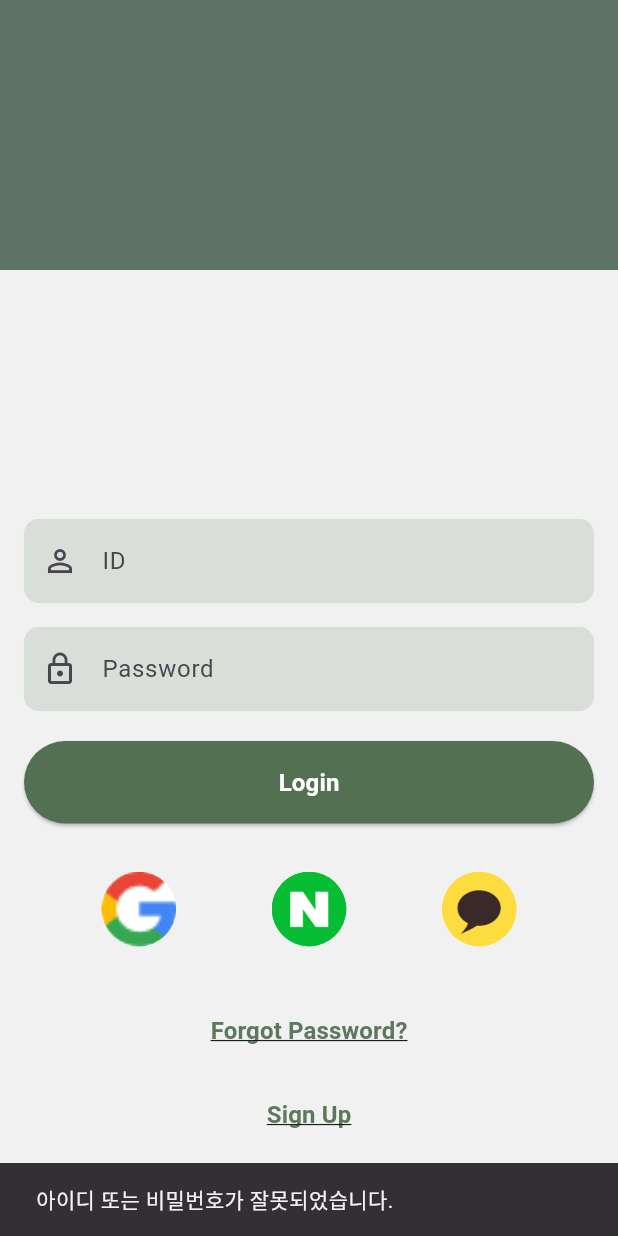
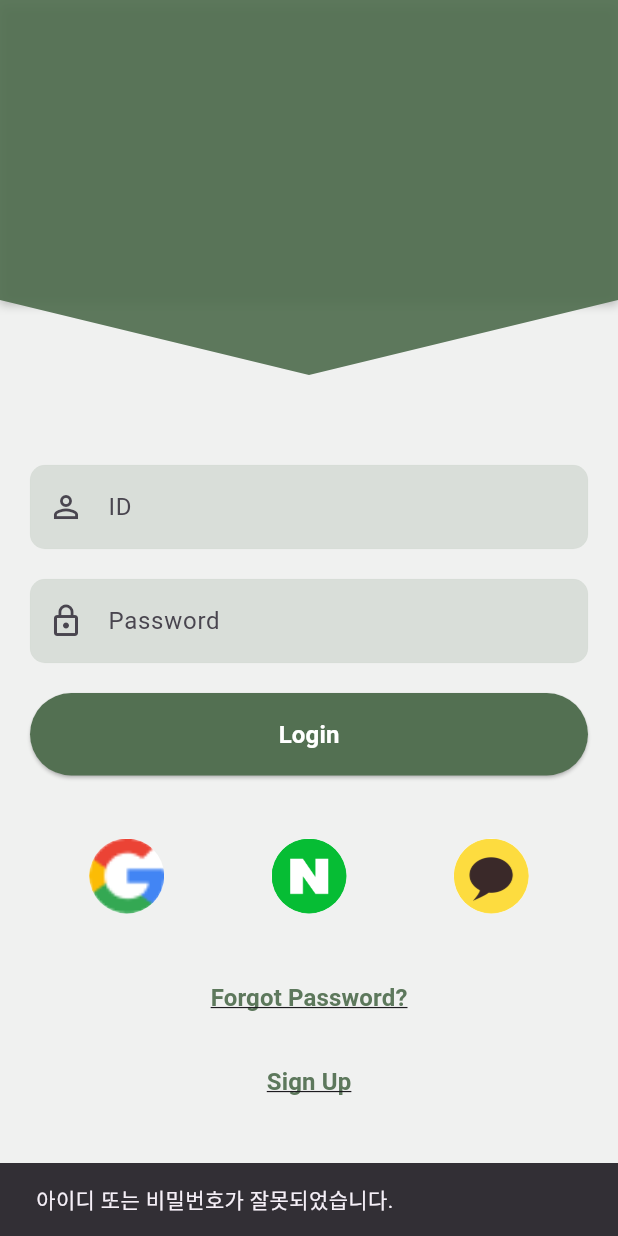
Before and after one commit to teamPKLL/pro_max_ject, a Flutter app: the screen it shows after launch, after a tap on "Login", on a phone screen of 412 x 824 dp. Run offline on Flutter 3.47's test engine with Material 3 defaults, Android fonts, the phone set to English and light mode, and no system bars; our stand-ins replace firebase_auth, firebase_core, firebase_database, flutter_dotenv, geolocator, google_sign_in and 4 more; missing offline and left inert: flutter_naver_login, kakao_flutter_sdk, kakao_map_plugin; accounts and stored records are empty.

Commit message:
log in 화면 수정

```diff
--- a/lib/screen/login_screen.dart
+++ b/lib/screen/login_screen.dart
@@ -40,26 +40,58 @@ class _LoginScreenState extends State<LoginScreen> {
   @override
   Widget build(BuildContext context) {
     return Scaffold(
-      appBar: AppBar(
-        // 삼각형 추가로 하면 좋을듯
-        // 맨 위 바
-        backgroundColor: Color(0xEF537052),
-        centerTitle: true,
-        elevation: 15,
-        toolbarHeight: 180.0, // AppBar의 높이 설정
-      ),
+      // appBar: AppBar(
+      //   // 삼각형 추가로 하면 좋을듯
+      //   // 맨 위 바
+      //   backgroundColor: Color(0xEF537052),
+      //   centerTitle: true,
+      //   elevation: 15,
+      //   toolbarHeight: 180.0, // AppBar의 높이 설정
+      // ),
       backgroundColor: Color(0xFFF0F1F0),
       body: SingleChildScrollView(
-        child: Padding(
-          padding: EdgeInsets.all(16.0),
         child: Column(
           crossAxisAlignment: CrossAxisAlignment.stretch,
           children: [
-              SizedBox(height: 150), // AppBar와의 간격
-              TextField(
+            Container(
+              height: 200,
+              decoration: BoxDecoration(
+                color: Color(0xEF537052),
+                boxShadow: [
+                  BoxShadow(
+                    color: Colors.black26,
+                    blurRadius: 5,
+                    offset: Offset(0, 3),
+                  ),
+                ],
+              ),
+            ),
+            Container(
+              width: double.infinity,
+              height: 50,
+              child: CustomPaint(
+                painter: TrianglePainter(),
+                child: Container(),
+              ),
+            ),
+            SizedBox(height: 50), // AppBar와의 간격
+            Container(
+              padding: EdgeInsets.fromLTRB(20, 10, 20, 10),
+              child: TextField(
                 controller: _idController,
+                cursorColor: Colors.black,
                 decoration: InputDecoration(
+                  focusedBorder: OutlineInputBorder(
+                    borderRadius: BorderRadius.circular(10),
+                    borderSide: const BorderSide(
+                      color: Color(0xFF537052),
+                      width: 2.0,
+                    ),
+                  ),
                   labelText: 'ID',
+                  floatingLabelStyle: const TextStyle(
+                    color: Color(0xFF537052), // 활성화(포커스) 상태에서의 labelText 색상
+                  ),
                   // 아이디 칸
                   fillColor: Color(0xFFD9DED9),
                   filled: true,
@@ -73,11 +105,25 @@ class _LoginScreenState extends State<LoginScreen> {
                   ),
                 ),
               ),
-              SizedBox(height: 16), // 조금 간격
-              TextField(
+            ),
+            // SizedBox(height: 16), // 조금 간격
+            Container(
+              padding: EdgeInsets.fromLTRB(20, 10, 20, 10),
+              child: TextField(
                 controller: _passwordController,
+                cursorColor: Colors.black,
                 decoration: InputDecoration(
+                  focusedBorder: OutlineInputBorder(
+                    borderRadius: BorderRadius.circular(10),
+                    borderSide: const BorderSide(
+                      color: Color(0xFF537052),
+                      width: 2.0,
+                    ),
+                  ),
                   labelText: 'Password',
+                  floatingLabelStyle: const TextStyle(
+                    color: Color(0xFF537052), // 활성화(포커스) 상태에서의 labelText 색상
+                  ),
                   // 비밀번호
                   fillColor: Color(0xFFD9DED9),
                   filled: true,
@@ -93,8 +139,11 @@ class _LoginScreenState extends State<LoginScreen> {
                 ),
                 obscureText: true,
               ),
-              SizedBox(height: 20),
-              ElevatedButton(
+            ),
+            // SizedBox(height: 20),
+            Container(
+              padding: EdgeInsets.fromLTRB(20, 10, 20, 10),
+              child: ElevatedButton(
                 onPressed: _login, // 로그인 버튼을 누르면 _login 메서드를 호출합니다.
                 style: ButtonStyle(
                   backgroundColor:
@@ -108,6 +157,7 @@ class _LoginScreenState extends State<LoginScreen> {
                       fontSize: 16,
                       fontWeight: FontWeight.bold,
                       color: Colors.white,
+                    ),
                   ),
                 ),
               ),
@@ -204,9 +254,30 @@ class _LoginScreenState extends State<LoginScreen> {
           ],
         ),
       ),
-      ),
     );
   }
 
 
 }
+
+class TrianglePainter extends CustomPainter {
+  @override
+  void paint(Canvas canvas, Size size) {
+    final paint = Paint()
+      ..color = Color(0xEF537052)
+      ..style = PaintingStyle.fill;
+
+    final path = Path()
+      ..moveTo(0, 0)
+      ..lineTo(size.width, 0)
+      ..lineTo(size.width / 2, size.height)
+      ..close();
+
+    canvas.drawPath(path, paint);
+  }
+
+  @override
+  bool shouldRepaint(covariant CustomPainter oldDelegate) {
+    return false;
+  }
+}
```
Lines whose indentation alone changed are shown as unchanged.
